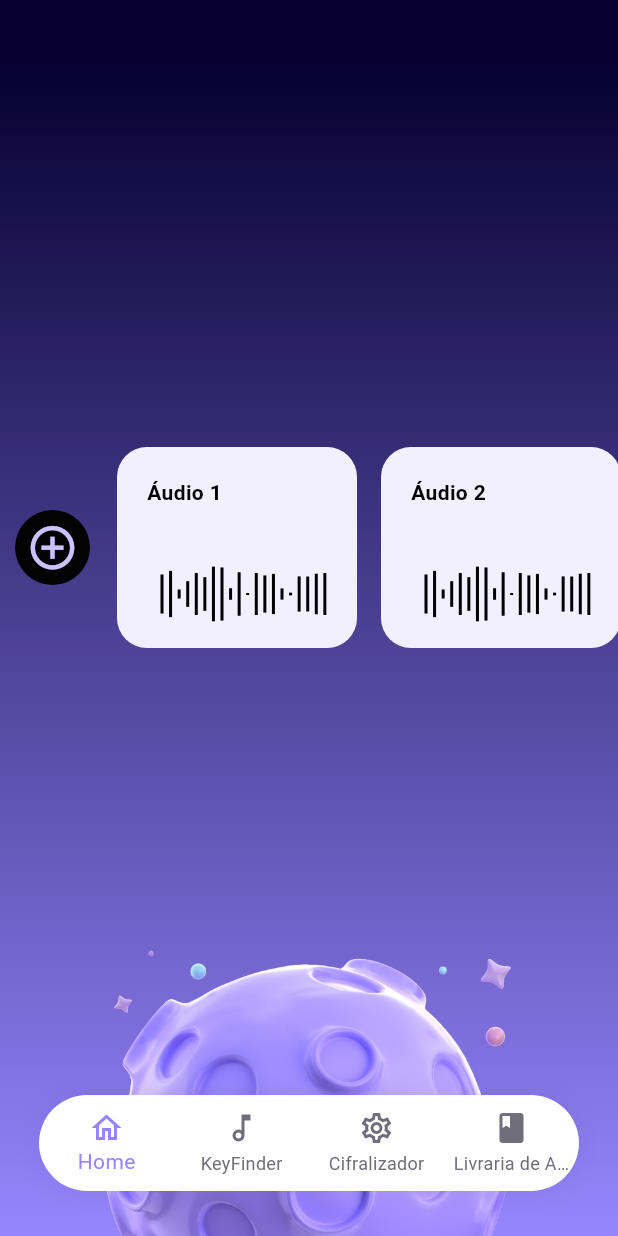
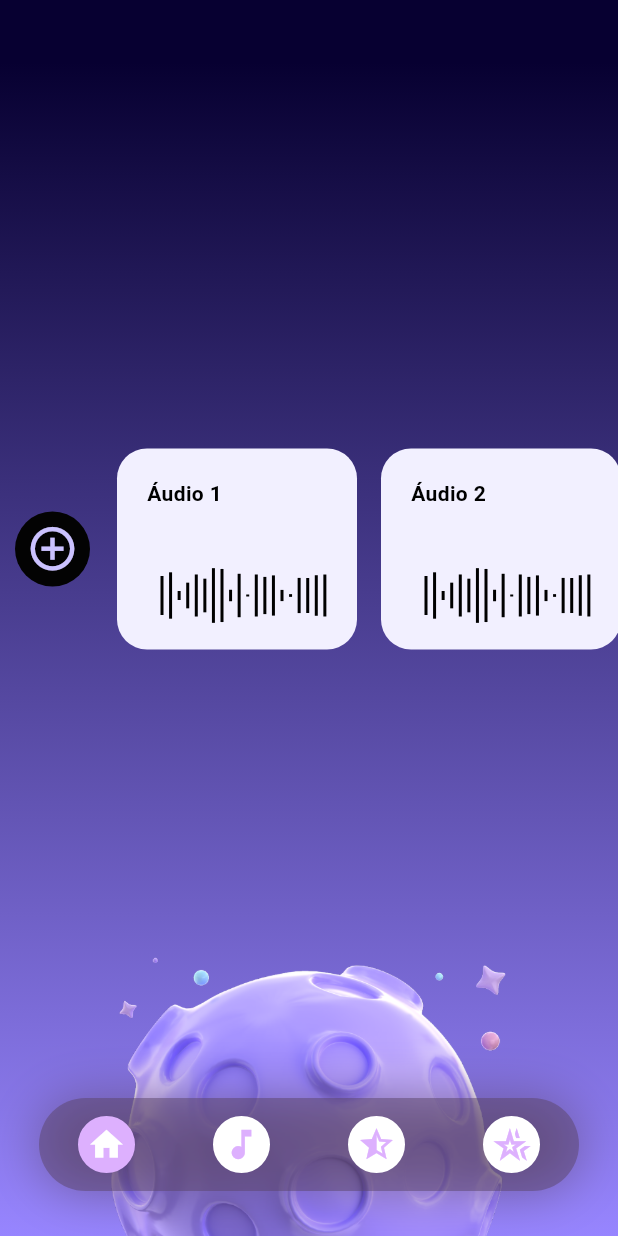
Before and after one commit to ericlefyson/lyratune, a Flutter app: the screen it shows after launch, on a phone screen of 412 x 824 dp. Run offline on Flutter 3.47's test engine with Material 3 defaults, Android fonts, the phone set to English and light mode, and no system bars; our stand-ins replace auto_route, file_picker, permission_handler; Roboto replaces fonts that are missing (Anybody).

Commit message:
Updated BottomNavigationBarItem

```diff
--- a/lib/components/bottom_navigator.dart
+++ b/lib/components/bottom_navigator.dart
@@ -90,12 +90,12 @@ class _BottomNavigatorState extends State<BottomNavigator>
             ),
             decoration: const BoxDecoration(
               borderRadius: BorderRadius.all(Radius.circular(54)),
-              color: Colors.white,
+              color: Color.fromRGBO(90, 68, 104, 0.5),
               boxShadow: [
                 BoxShadow(
-                  color: Color.fromRGBO(0, 0, 0, 0.05),
+                  color: Color.fromRGBO(90, 68, 104, 0.6),
                   spreadRadius: 0,
-                  blurRadius: 15,
+                  blurRadius: 30,
                 ),
               ],
             ),
@@ -106,22 +106,118 @@ class _BottomNavigatorState extends State<BottomNavigator>
                 backgroundColor: Colors.transparent,
                 unselectedItemColor: AppColors.textBody,
                 selectedItemColor: AppColors.primary,
-                items: const <BottomNavigationBarItem>[
+                selectedFontSize: 0, // Remove padding for selected item
+                unselectedFontSize: 0, // Remove padding for unselected items
+                items: <BottomNavigationBarItem>[
                   BottomNavigationBarItem(
-                    icon: Icon(Icons.home_outlined),
-                    label: 'Home',
+                    icon: Container(
+                      padding: const EdgeInsets.symmetric(
+                        vertical: 0,
+                      ), // Adjust padding as needed
+                      decoration: BoxDecoration(
+                          shape: BoxShape.circle,
+                          border: Border.all(
+                            color: widget.tabsRouter.activeIndex == 0
+                                ? const Color.fromRGBO(221, 176, 254, 1)
+                                : Colors
+                                    .white, // Border color for unselected state
+                            width: 6, // Adjust border width as needed
+                          ),
+                          color: widget.tabsRouter.activeIndex == 0
+                              ? const Color.fromRGBO(221, 176, 254, 1)
+                              : Colors.white // Background color
+                          ),
+                      child: Icon(
+                        Icons.home,
+                        color: widget.tabsRouter.activeIndex == 0
+                            ? Colors.white
+                            : const Color.fromRGBO(
+                                221, 176, 254, 1), // Icon color
+                        size: 26, // Icon size
+                      ),
+                    ),
+                    label: '', // Empty label
                   ),
                   BottomNavigationBarItem(
-                    icon: Icon(Icons.music_note_outlined),
-                    label: 'KeyFinder',
+                    icon: Container(
+                      padding: const EdgeInsets.symmetric(
+                          vertical: 0), // Adjust padding as needed
+                      decoration: BoxDecoration(
+                        shape: BoxShape.circle,
+                        border: Border.all(
+                          color: widget.tabsRouter.activeIndex == 1
+                              ? const Color.fromRGBO(221, 176, 254, 1)
+                              : Colors.white, // Border color
+                          width: 6, // Adjust border width as needed
+                        ),
+                        color: widget.tabsRouter.activeIndex == 1
+                            ? const Color.fromRGBO(221, 176, 254, 1)
+                            : Colors.white, // Background color
+                      ),
+                      child: Icon(
+                        Icons.music_note,
+                        color: widget.tabsRouter.activeIndex == 1
+                            ? Colors.white
+                            : const Color.fromRGBO(
+                                221, 176, 254, 1), // Icon color
+                        size: 26, // Icon size
+                      ),
+                    ),
+                    label: '', // Empty label
                   ),
                   BottomNavigationBarItem(
-                    icon: Icon(Icons.settings_outlined),
-                    label: 'Cifralizador',
+                    icon: Container(
+                      padding: const EdgeInsets.symmetric(
+                          vertical: 0), // Adjust padding as needed
+                      decoration: BoxDecoration(
+                        shape: BoxShape.circle,
+                        border: Border.all(
+                          color: widget.tabsRouter.activeIndex == 2
+                              ? const Color.fromRGBO(221, 176, 254, 1)
+                              : Colors.white, // Border color
+                          width: 6, // Adjust border width as needed
+                        ),
+                        color: widget.tabsRouter.activeIndex == 2
+                            ? const Color.fromRGBO(221, 176, 254, 1)
+                            : Colors.white, // Background color
+                      ),
+                      child: Icon(
+                        Icons.star_half_outlined,
+                        color: widget.tabsRouter.activeIndex == 2
+                            ? Colors.white
+                            : const Color.fromRGBO(
+                                221, 176, 254, 1), // Icon color
+                        size: 26, // Icon size
+                      ),
+                    ),
+                    label: '', // Empty label
                   ),
                   BottomNavigationBarItem(
-                    icon: Icon(Icons.book),
-                    label: 'Livraria de Acordes',
+                    icon: Container(
+                      padding: const EdgeInsets.symmetric(
+                          vertical: 0), // Adjust padding as needed
+                      decoration: BoxDecoration(
+                        shape: BoxShape.circle,
+                        border: Border.all(
+                          color: widget.tabsRouter.activeIndex == 3
+                              ? const Color.fromRGBO(221, 176, 254, 1)
+                              : Colors.white, // Border color
+                          width: 6, // Adjust border width as needed
+                        ),
+                        color: widget.tabsRouter.activeIndex == 3
+                            ? const Color.fromRGBO(221, 176, 254, 1)
+                            : Colors.white, // Background color
+                      ),
+                      child: Icon(
+                        Icons.hotel_class_outlined,
+                        color: widget.tabsRouter.activeIndex == 3
+                            ? Colors.white
+                            : const Color.fromRGBO(
+                                221, 176, 254, 1), // Icon color
+                        size: 26, // Icon size
+                      ),
+                    ),
+                    label: '', // Empty label
                   ),
                 ],
                 currentIndex: widget.tabsRouter.activeIndex,
--- a/pubspec.yaml
+++ b/pubspec.yaml
@@ -29,9 +29,9 @@ environment:
 dependencies:
   flutter:
     sdk: flutter
-  file_picker: ^4.0.0
+  file_picker: ^8.0.0+1
   permission_handler: ^11.3.0
-  device_info_plus: 4.0.0
+  device_info_plus: ^10.0.1
 
   # The following adds the Cupertino Icons font to your application.
   # Use with the CupertinoIcons class for iOS style icons.
@@ -50,7 +50,7 @@ dev_dependencies:
   # rules and activating additional ones.
   auto_route_generator: ^7.3.2
   build_runner: ^2.4.5
-  flutter_lints: ^2.0.0
+  flutter_lints: ^3.0.1
 
 # For information on the generic Dart part of this file, see the
 # following page: https://dart.dev/tools/pub/pubspec
```
Also changed, not shown: pubspec.lock, 4 other files.
